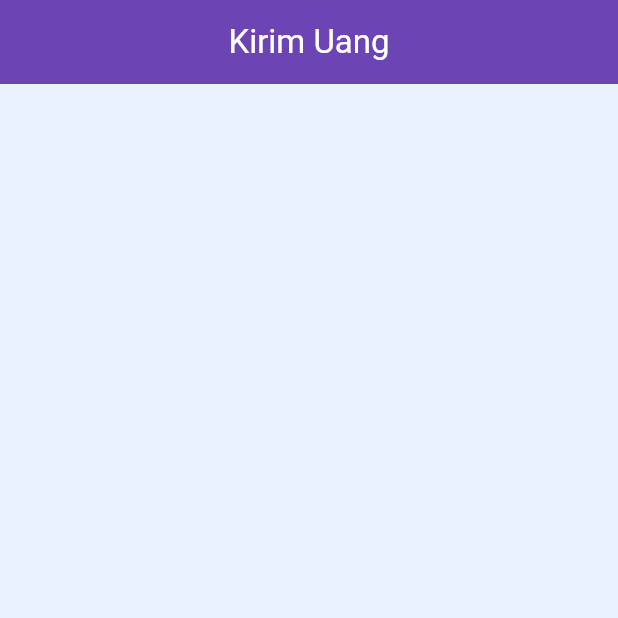
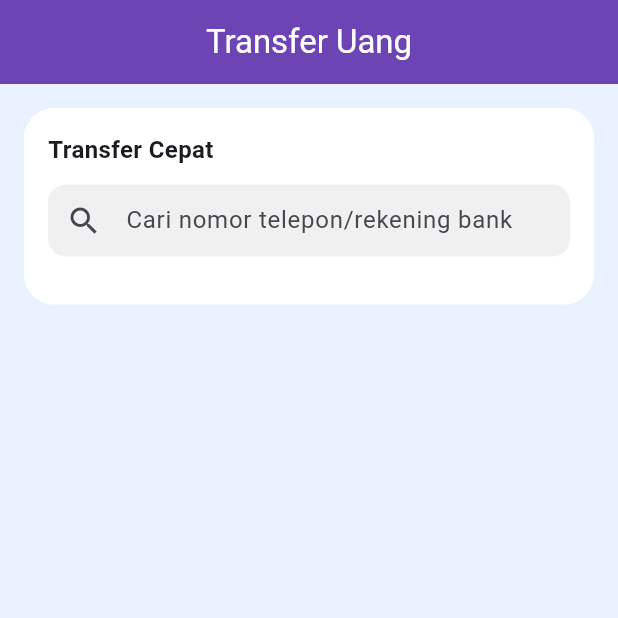
Before and after one commit to Ferdiansyah42/uas_sm4, a Flutter app: the TransferPage screen opened directly, on a phone screen of 412 x 824 dp, the top half of it. Run offline on Flutter 3.47's test engine with Material 3 defaults, Android fonts, the phone set to English and light mode, and no system bars.

Commit message:
container satu, pencarian nomer/bank

```diff
--- a/lib/pages/transfer_page.dart
+++ b/lib/pages/transfer_page.dart
@@ -10,12 +10,51 @@ class TransferPage extends StatelessWidget {
       appBar: AppBar(
         backgroundColor: const Color.fromARGB(255, 109, 68, 180),
         title: const Text(
-          'Kirim Uang',
+          'Transfer Uang',
           style: TextStyle(color: Colors.white),
         ),
         centerTitle: true,
         automaticallyImplyLeading: false,
       ),
+      body: ListView(
+        padding: const EdgeInsets.all(16),
+        children: [
+
+          Container(
+            padding: const EdgeInsets.all(16),
+            decoration: BoxDecoration(
+              color: Colors.white,
+              borderRadius: BorderRadius.circular(20),
+            ),
+            child: Column(
+              crossAxisAlignment: CrossAxisAlignment.start,
+              children: [
+                const Text(
+                  'Transfer Cepat',
+                  style: TextStyle(fontSize: 16, fontWeight: FontWeight.bold),
+                ),
+                const SizedBox(height: 12),
+                TextField(
+                  decoration: InputDecoration(
+                    hintText: 'Cari nomor telepon/rekening bank',
+                    prefixIcon: const Icon(Icons.search),
+                    filled: true,
+                    fillColor: const Color(0xFFF0F0F0),
+                    contentPadding: const EdgeInsets.symmetric(vertical: 10),
+                    border: OutlineInputBorder(
+                      borderRadius: BorderRadius.circular(12),
+                      borderSide: BorderSide.none,
+                    ),
+                  ),
+                ),
+                const SizedBox(height: 16),
+              ],
+            ),
+          ),
+
+          const SizedBox(height: 20),
+        ],
+      ),
     );
   }
 
```
